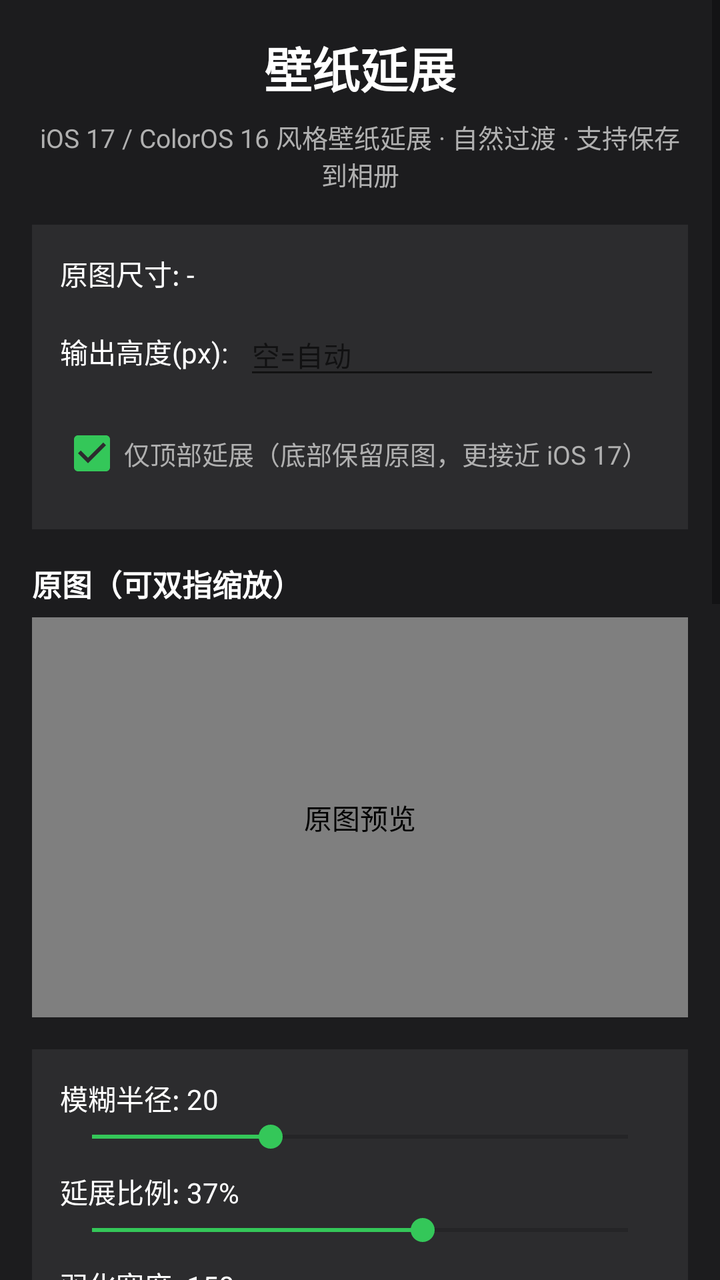
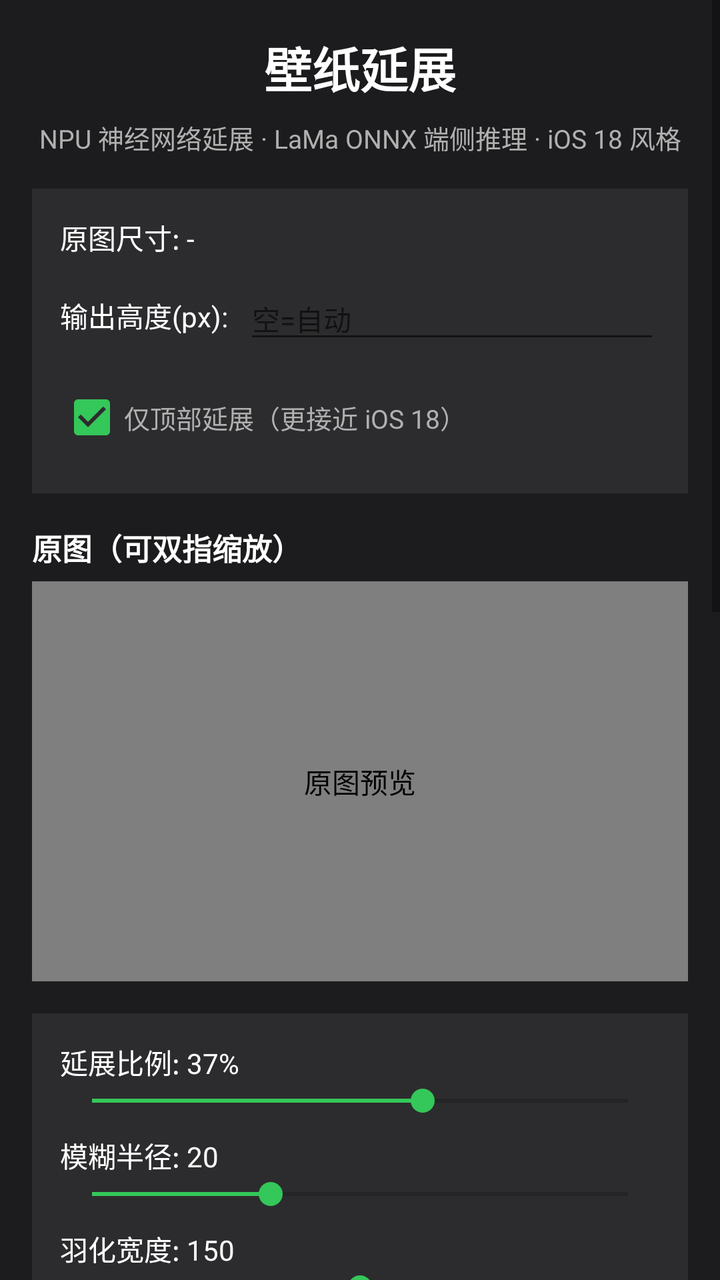

The first picture is an Android layout as it rendered before a commit; the second is the same layout after the commit. The layout source and the unified diff follow.
<!-- AndroidManifest.xml: application theme Theme.WallpaperExtend -->
<!-- res/layout/activity_main.xml -->
<?xml version="1.0" encoding="utf-8"?>
<ScrollView xmlns:android="http://schemas.android.com/apk/res/android"
    xmlns:app="http://schemas.android.com/apk/res-auto"
    android:layout_width="match_parent"
    android:layout_height="match_parent"
    android:background="@color/background"
    android:fillViewport="true">

    <LinearLayout
        android:layout_width="match_parent"
        android:layout_height="wrap_content"
        android:orientation="vertical"
        android:padding="16dp">

        <TextView
            android:layout_width="match_parent"
            android:layout_height="wrap_content"
            android:text="@string/app_name"
            android:textSize="24sp"
            android:textStyle="bold"
            android:gravity="center"
            android:textColor="@color/text_primary"
            android:layout_marginBottom="8dp" />

        <TextView
            android:layout_width="match_parent"
            android:layout_height="wrap_content"
            android:text="iOS 17 / ColorOS 16 风格壁纸延展 · 自然过渡 · 支持保存到相册"
            android:textSize="13sp"
            android:gravity="center"
            android:textColor="@color/text_secondary"
            android:layout_marginBottom="16dp" />

        
        <LinearLayout
            android:layout_width="match_parent"
            android:layout_height="wrap_content"
            android:orientation="vertical"
            android:background="@color/card"
            android:padding="14dp"
            android:layout_marginBottom="16dp">

            <TextView
                android:id="@+id/tvSize"
                android:layout_width="wrap_content"
                android:layout_height="wrap_content"
                android:text="原图尺寸: -"
                android:textSize="14sp"
                android:textColor="@color/text_primary" />

            <LinearLayout
                android:layout_width="match_parent"
                android:layout_height="wrap_content"
                android:orientation="horizontal"
                android:layout_marginTop="10dp"
                android:gravity="center_vertical">

                <TextView
                    android:layout_width="wrap_content"
                    android:layout_height="wrap_content"
                    android:text="输出高度(px):"
                    android:textSize="14sp"
                    android:textColor="@color/text_primary" />

                <EditText
                    android:id="@+id/etTargetHeight"
                    android:layout_width="0dp"
                    android:layout_height="wrap_content"
                    android:layout_weight="1"
                    android:layout_marginStart="8dp"
                    android:inputType="number"
                    android:hint="空=自动"
                    android:textSize="14sp" />
            </LinearLayout>

            <CheckBox
                android:id="@+id/cbTopOnly"
                android:layout_width="wrap_content"
                android:layout_height="wrap_content"
                android:text="仅顶部延展（底部保留原图，更接近 iOS 17）"
                android:checked="true"
                android:textSize="13sp"
                android:textColor="@color/text_secondary"
                android:layout_marginTop="8dp" />
        </LinearLayout>

        
        <TextView
            android:layout_width="wrap_content"
            android:layout_height="wrap_content"
            android:text="原图（可双指缩放）"
            android:textSize="15sp"
            android:textStyle="bold"
            android:textColor="@color/text_primary"
            android:layout_marginBottom="6dp" />

        <com.github.chrisbanes.photoview.PhotoView
            android:id="@+id/imgOriginal"
            android:layout_width="match_parent"
            android:layout_height="200dp"
            android:scaleType="fitCenter"
            android:background="@color/card"
            android:contentDescription="原图预览" />

        
        <LinearLayout
            android:layout_width="match_parent"
            android:layout_height="wrap_content"
            android:orientation="vertical"
            android:background="@color/card"
            android:padding="14dp"
            android:layout_marginTop="16dp"
            android:layout_marginBottom="16dp">

            
            <TextView
                android:id="@+id/tvBlur"
                android:layout_width="wrap_content"
                android:layout_height="wrap_content"
                android:text="模糊半径: 20"
                android:textSize="14sp"
                android:textColor="@color/text_primary" />
            <SeekBar
                android:id="@+id/seekBlur"
                android:layout_width="match_parent"
                android:layout_height="wrap_content"
                android:max="60"
                android:progress="20" />

            
            <TextView
                android:id="@+id/tvExtend"
                android:layout_width="wrap_content"
                android:layout_height="wrap_content"
                android:text="延展比例: 37%"
                android:textSize="14sp"
                android:textColor="@color/text_primary"
                android:layout_marginTop="8dp" />
            <SeekBar
                android:id="@+id/seekExtend"
                android:layout_width="match_parent"
                android:layout_height="wrap_content"
                android:max="60"
                android:progress="37" />

            
            <TextView
                android:id="@+id/tvFeather"
                android:layout_width="wrap_content"
                android:layout_height="wrap_content"
                android:text="羽化宽度: 150"
                android:textSize="14sp"
                android:textColor="@color/text_primary"
                android:layout_marginTop="8dp" />
            <SeekBar
                android:id="@+id/seekFeather"
                android:layout_width="match_parent"
                android:layout_height="wrap_content"
                android:max="300"
                android:progress="150" />

            
            <TextView
                android:id="@+id/tvSaturation"
                android:layout_width="wrap_content"
                android:layout_height="wrap_content"
                android:text="饱和度: 1.1x"
                android:textSize="14sp"
                android:textColor="@color/text_primary"
                android:layout_marginTop="8dp" />
            <SeekBar
                android:id="@+id/seekSaturation"
                android:layout_width="match_parent"
                android:layout_height="wrap_content"
                android:max="150"
                android:progress="60" />

            
            <TextView
                android:id="@+id/tvBrightness"
                android:layout_width="wrap_content"
                android:layout_height="wrap_content"
                android:text="亮度: 0.00"
                android:textSize="14sp"
                android:textColor="@color/text_primary"
                android:layout_marginTop="8dp" />
            <SeekBar
                android:id="@+id/seekBrightness"
                android:layout_width="match_parent"
                android:layout_height="wrap_content"
                android:max="100"
                android:progress="50" />

            
            <TextView
                android:id="@+id/tvOverlay"
                android:layout_width="wrap_content"
                android:layout_height="wrap_content"
                android:text="蒙版强度: 15%"
                android:textSize="14sp"
                android:textColor="@color/text_primary"
                android:layout_marginTop="8dp" />
            <SeekBar
                android:id="@+id/seekOverlay"
                android:layout_width="match_parent"
                android:layout_height="wrap_content"
                android:max="50"
                android:progress="15" />
        </LinearLayout>

        
        <TextView
            android:layout_width="wrap_content"
            android:layout_height="wrap_content"
            android:text="延展结果（可双指缩放）"
            android:textSize="15sp"
            android:textStyle="bold"
            android:textColor="@color/text_primary"
            android:layout_marginBottom="6dp" />

        <FrameLayout
            android:layout_width="match_parent"
            android:layout_height="320dp">

            <com.github.chrisbanes.photoview.PhotoView
                android:id="@+id/imgResult"
                android:layout_width="match_parent"
                android:layout_height="match_parent"
                android:scaleType="fitCenter"
                android:background="@color/card"
                android:contentDescription="延展结果预览" />

            <ProgressBar
                android:id="@+id/progress"
                android:layout_width="48dp"
                android:layout_height="48dp"
                android:layout_gravity="center"
                android:visibility="gone" />
        </FrameLayout>

        
        <Button
            android:id="@+id/btnPick"
            android:layout_width="match_parent"
            android:layout_height="wrap_content"
            android:text="选择壁纸图片"
            android:layout_marginTop="20dp"
            android:backgroundTint="@color/primary" />

        <Button
            android:id="@+id/btnSave"
            android:layout_width="match_parent"
            android:layout_height="wrap_content"
            android:text="下载 / 保存到相册"
            android:layout_marginTop="12dp"
            android:enabled="false"
            android:backgroundTint="@color/secondary" />

        <Button
            android:id="@+id/btnShare"
            android:layout_width="match_parent"
            android:layout_height="wrap_content"
            android:text="分享"
            android:visibility="gone"
            android:layout_marginTop="8dp"
            android:backgroundTint="@color/secondary" />

        <View
            android:layout_width="match_parent"
            android:layout_height="24dp" />

    </LinearLayout>
</ScrollView>
<!-- resources referenced by this layout -->
<resources>
  <color name="background">#FF1C1C1E</color>
  <color name="card">#FF2C2C2E</color>
  <color name="primary">#FF0A84FF</color>
  <color name="secondary">#FF34C759</color>
  <color name="text_primary">#FFFFFFFF</color>
  <color name="text_secondary">#FFB0B0B0</color>
  <string name="app_name">壁纸延展</string>
  <style name="Theme.WallpaperExtend" parent="Theme.MaterialComponents.DayNight.NoActionBar">
          <item name="colorPrimary">@color/primary</item>
          <item name="colorPrimaryDark">@color/primary</item>
          <item name="colorAccent">@color/secondary</item>
          <item name="android:windowBackground">@color/background</item>
      </style>
</resources>

<!-- the commit's change to res/layout/activity_main.xml (unified diff, before → after) -->
@@ -25,7 +25,7 @@
         <TextView
             android:layout_width="match_parent"
             android:layout_height="wrap_content"
-            android:text="iOS 17 / ColorOS 16 风格壁纸延展 · 自然过渡 · 支持保存到相册"
+            android:text="NPU 神经网络延展 · LaMa ONNX 端侧推理 · iOS 18 风格"
             android:textSize="13sp"
             android:gravity="center"
             android:textColor="@color/text_secondary"
@@ -77,7 +77,7 @@
                 android:id="@+id/cbTopOnly"
                 android:layout_width="wrap_content"
                 android:layout_height="wrap_content"
-                android:text="仅顶部延展（底部保留原图，更接近 iOS 17）"
+                android:text="仅顶部延展（更接近 iOS 18）"
                 android:checked="true"
                 android:textSize="13sp"
                 android:textColor="@color/text_secondary"
@@ -112,14 +112,28 @@
             android:layout_marginTop="16dp"
             android:layout_marginBottom="16dp">
 
-            
+            <TextView
+                android:id="@+id/tvExtend"
+                android:layout_width="wrap_content"
+                android:layout_height="wrap_content"
+                android:text="延展比例: 37%"
+                android:textSize="14sp"
+                android:textColor="@color/text_primary" />
+            <SeekBar
+                android:id="@+id/seekExtend"
+                android:layout_width="match_parent"
+                android:layout_height="wrap_content"
+                android:max="60"
+                android:progress="37" />
+
             <TextView
                 android:id="@+id/tvBlur"
                 android:layout_width="wrap_content"
                 android:layout_height="wrap_content"
                 android:text="模糊半径: 20"
                 android:textSize="14sp"
-                android:textColor="@color/text_primary" />
+                android:textColor="@color/text_primary"
+                android:layout_marginTop="8dp" />
             <SeekBar
                 android:id="@+id/seekBlur"
                 android:layout_width="match_parent"
@@ -127,23 +141,6 @@
                 android:max="60"
                 android:progress="20" />
 
-            
-            <TextView
-                android:id="@+id/tvExtend"
-                android:layout_width="wrap_content"
-                android:layout_height="wrap_content"
-                android:text="延展比例: 37%"
-                android:textSize="14sp"
-                android:textColor="@color/text_primary"
-                android:layout_marginTop="8dp" />
-            <SeekBar
-                android:id="@+id/seekExtend"
-                android:layout_width="match_parent"
-                android:layout_height="wrap_content"
-                android:max="60"
-                android:progress="37" />
-
-            
             <TextView
                 android:id="@+id/tvFeather"
                 android:layout_width="wrap_content"
@@ -159,7 +156,6 @@
                 android:max="300"
                 android:progress="150" />
 
-            
             <TextView
                 android:id="@+id/tvSaturation"
                 android:layout_width="wrap_content"
@@ -175,7 +171,6 @@
                 android:max="150"
                 android:progress="60" />
 
-            
             <TextView
                 android:id="@+id/tvBrightness"
                 android:layout_width="wrap_content"
@@ -191,7 +186,6 @@
                 android:max="100"
                 android:progress="50" />
 
-            
             <TextView
                 android:id="@+id/tvOverlay"
                 android:layout_width="wrap_content"
